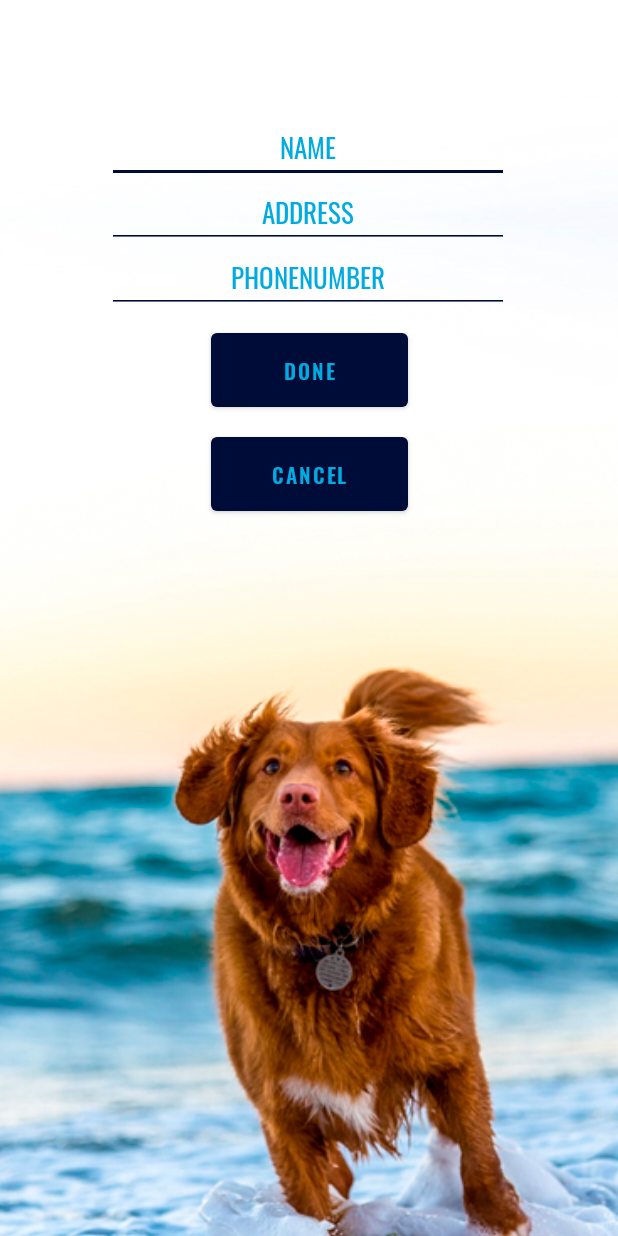
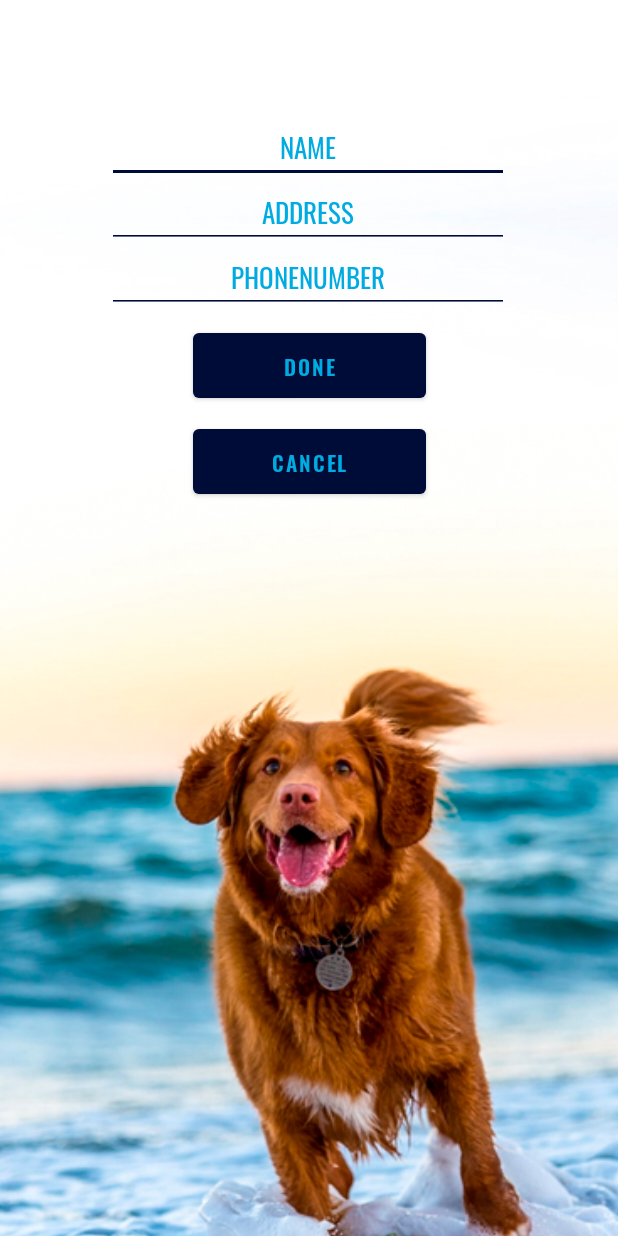
Before and after one commit to ArttuArv/PetTracker, an Android app: the CreateAccount2Activity screen opened directly, with no data from a screen before it, on a phone screen of 412 x 824 dp. Run offline under Robolectric (Android 15) with nearby library versions, the light colour scheme and no system bars; libraries missing offline, so code that uses them is left out: at.favre.lib, com.jcraft.jsch.

Commit message:
Muutin nappien määrittelyjä omissa näkymissä.

```diff
--- a/app/src/main/res/layout/activity_create_account.xml
+++ b/app/src/main/res/layout/activity_create_account.xml
@@ -69,8 +69,8 @@
 
     <Button
         android:id="@+id/btnCreateAcc"
-        android:layout_width="167dp"
-        android:layout_height="57dp"
+        android:layout_height="25pt"
+        android:layout_width="70pt"
         android:fontFamily="@font/oswald_semibold"
         android:text="@string/luo_tili"
         app:layout_constraintBottom_toBottomOf="parent"
--- a/app/src/main/res/layout/activity_create_account2.xml
+++ b/app/src/main/res/layout/activity_create_account2.xml
@@ -86,8 +86,8 @@
 
     <Button
         android:id="@+id/btnAccCreationDone"
-        android:layout_width="131dp"
-        android:layout_height="61dp"
+        android:layout_height="25pt"
+        android:layout_width="70pt"
         android:fontFamily="@font/oswald_semibold"
         android:text="@string/done"
         app:layout_constraintBottom_toBottomOf="parent"
@@ -98,8 +98,8 @@
 
     <Button
         android:id="@+id/btnAccCreationCancel"
-        android:layout_width="131dp"
-        android:layout_height="61dp"
+        android:layout_height="25pt"
+        android:layout_width="70pt"
         android:fontFamily="@font/oswald_semibold"
         android:text="@string/cancel"
         app:layout_constraintBottom_toBottomOf="parent"
--- a/app/src/main/res/layout/activity_start_screen.xml
+++ b/app/src/main/res/layout/activity_start_screen.xml
@@ -19,7 +19,8 @@
 
     <Button
         android:id="@+id/btnLogin"
-        style="@style/CustomButtonFonts"
+        android:layout_height="25pt"
+        android:layout_width="100pt"
         android:text="KIRJAUDU"
         app:layout_constraintBottom_toBottomOf="parent"
         app:layout_constraintEnd_toEndOf="parent"
@@ -29,7 +30,8 @@
 
     <Button
         android:id="@+id/btnCreateAccount"
-        style="@style/CustomButtonFonts"
+        android:layout_height="25pt"
+        android:layout_width="100pt"
         android:text="LUO TILI"
         app:layout_constraintBottom_toBottomOf="parent"
         app:layout_constraintEnd_toEndOf="parent"
--- a/app/src/main/res/layout/fragment_profile1.xml
+++ b/app/src/main/res/layout/fragment_profile1.xml
@@ -169,9 +169,9 @@
 
     <Button
         android:id="@+id/btnInfo2"
-        style="@style/CustomButtonFonts"
-        android:layout_width="204dp"
-        android:layout_height="92dp"
+        android:layout_width="70pt"
+        android:layout_height="30pt"
+        android:fontFamily="@font/oswald_semibold"
         android:layout_marginTop="45pt"
         android:text="Update information"
         app:layout_constraintBottom_toBottomOf="parent"
```
Also changed, not shown: app/src/main/java/pet/tracker/login/PetlocationFragment.java (+7 -7 lines), app/src/main/res/layout/fragment_profile2.xml (+6 -6 lines).
